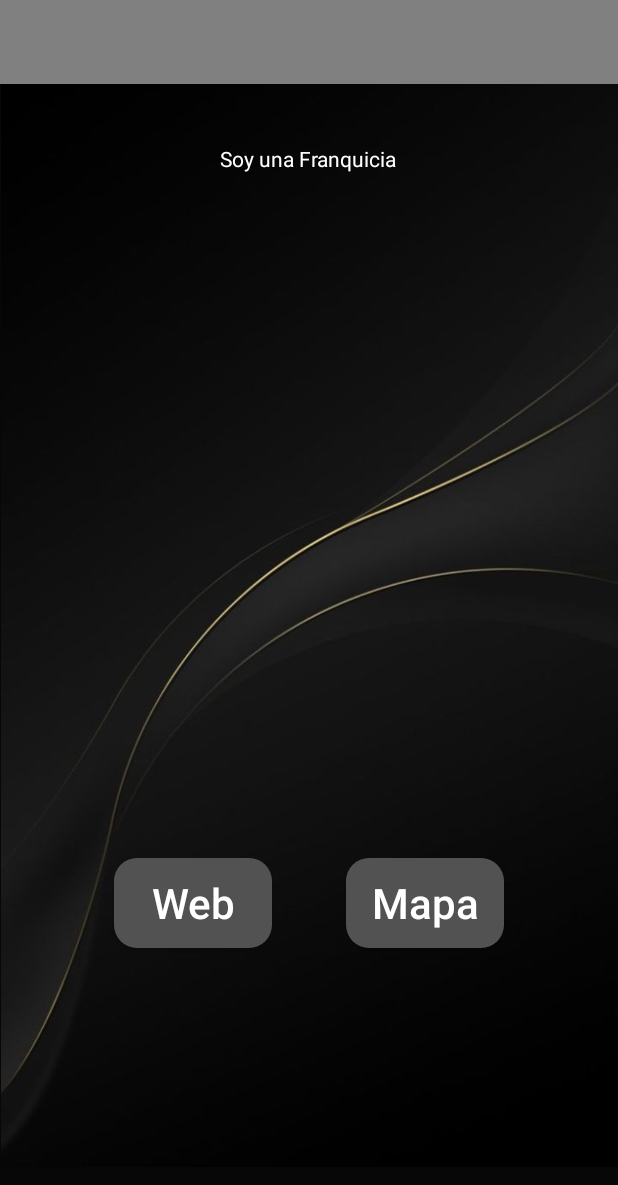
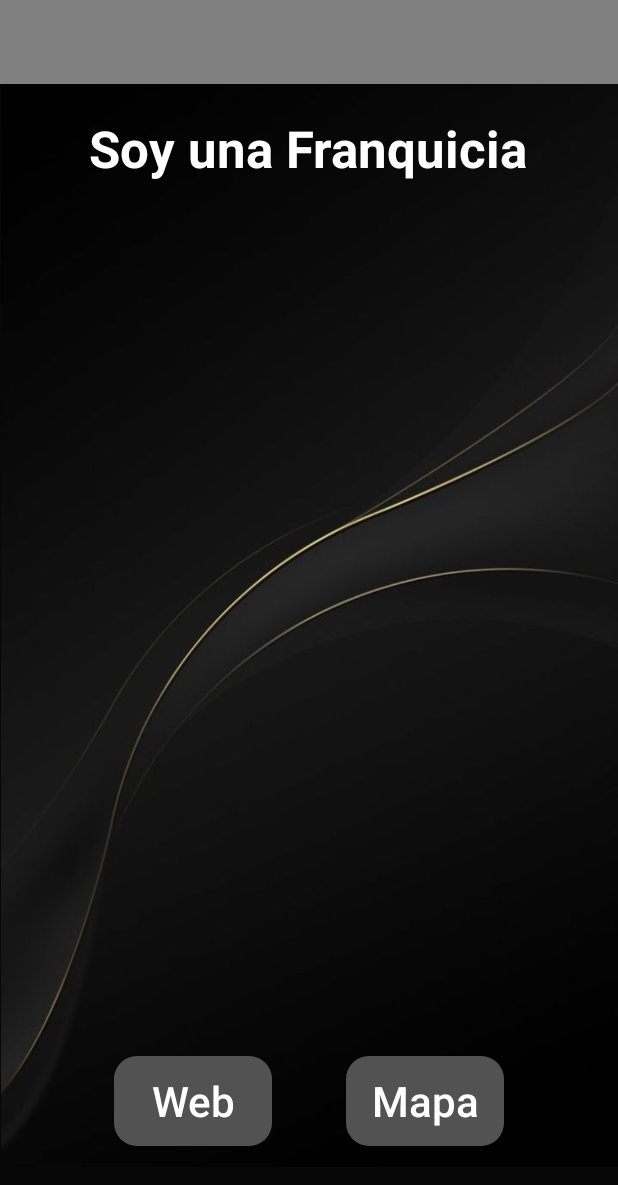
Before and after one commit to JCamisama/Grupal_Android, an Android app: the layout activity_franquicia.xml on its own in the app's theme, with its tools: preview values and no code run, on a phone screen of 412 x 824 dp. Shown: the top 1185 px of the screen. Run offline under Robolectric (Android 15) with nearby library versions, the phone set to English and light mode, and no system bars.

Commit message:
diseño v2

```diff
--- a/app/src/main/res/layout-land/activity_franquicia.xml
+++ b/app/src/main/res/layout-land/activity_franquicia.xml
@@ -31,12 +31,11 @@
         style="@style/MyButtonStyle"
         android:layout_width="105dp"
         android:layout_height="60dp"
-        android:layout_marginStart="56dp"
-        android:layout_marginBottom="4dp"
+        android:layout_marginTop="32dp"
         android:onClick="onMapa"
         android:text="Mapa"
-        app:layout_constraintBottom_toBottomOf="@+id/descripcion2"
-        app:layout_constraintStart_toEndOf="@+id/descripcion2" />
+        app:layout_constraintStart_toStartOf="@+id/web2"
+        app:layout_constraintTop_toBottomOf="@+id/web2" />
 
     <Button
         android:id="@+id/web2"
@@ -44,52 +43,52 @@
         android:layout_width="105dp"
         android:layout_height="60dp"
         android:layout_marginStart="56dp"
-        android:layout_marginTop="4dp"
         android:onClick="onWeb"
         android:text="Web"
         app:layout_constraintStart_toEndOf="@+id/descripcion2"
-        app:layout_constraintTop_toTopOf="@+id/descripcion2" />
+        app:layout_constraintTop_toTopOf="@+id/logo2" />
 
     <TextView
         android:id="@+id/descripcion2"
         android:layout_width="180dp"
-        android:layout_height="180dp"
+        android:layout_height="157dp"
+        android:layout_marginStart="24dp"
+        android:layout_marginTop="16dp"
         android:textColor="@color/white"
-        android:layout_marginStart="16dp"
-        android:layout_marginBottom="96dp"
-        app:layout_constraintBottom_toBottomOf="parent"
-        app:layout_constraintEnd_toEndOf="parent"
-        app:layout_constraintHorizontal_bias="0.484"
-        app:layout_constraintStart_toStartOf="parent" />
+        android:textSize="18sp"
+        app:layout_constraintStart_toEndOf="@+id/logo2"
+        app:layout_constraintTop_toTopOf="@+id/logo2" />
 
     <ImageView
         android:id="@+id/logo2"
         android:layout_width="180dp"
         android:layout_height="180dp"
-        android:layout_marginEnd="32dp"
-        app:layout_constraintEnd_toStartOf="@+id/descripcion2"
-        app:layout_constraintTop_toTopOf="@+id/descripcion2" />
+        android:layout_marginStart="68dp"
+        android:layout_marginTop="8dp"
+        app:layout_constraintStart_toStartOf="parent"
+        app:layout_constraintTop_toBottomOf="@+id/tipoFranq2" />
 
     <TextView
         android:id="@+id/tipoFranq2"
-        android:layout_width="wrap_content"
-        android:layout_height="wrap_content"
+        android:layout_width="285dp"
+        android:layout_height="46dp"
+        android:layout_marginTop="8dp"
         android:textColor="@color/white"
-        app:layout_constraintEnd_toEndOf="parent"
-        app:layout_constraintHorizontal_bias="0.2"
-        app:layout_constraintStart_toStartOf="parent"
+        android:textSize="24sp"
+        app:layout_constraintStart_toStartOf="@+id/franquicia2"
         app:layout_constraintTop_toBottomOf="@+id/franquicia2" />
 
     <TextView
         android:id="@+id/franquicia2"
         android:layout_width="wrap_content"
         android:layout_height="wrap_content"
+        android:layout_marginTop="68dp"
+        android:text="Soy una Franquicia"
         android:textColor="@color/white"
-        android:layout_marginBottom="20dp"
-        android:text="Soy una Franquicia"
-        app:layout_constraintBottom_toTopOf="@+id/logo2"
-        app:layout_constraintEnd_toEndOf="@+id/logo2"
-        app:layout_constraintHorizontal_bias="0.752"
-        app:layout_constraintStart_toStartOf="parent" />
+        android:textSize="34sp"
+        android:textStyle="bold"
+        app:layout_constraintEnd_toEndOf="parent"
+        app:layout_constraintStart_toStartOf="parent"
+        app:layout_constraintTop_toTopOf="parent" />
 
 </androidx.constraintlayout.widget.ConstraintLayout>
--- a/app/src/main/res/layout-land/activity_register.xml
+++ b/app/src/main/res/layout-land/activity_register.xml
@@ -37,7 +37,7 @@
         android:layout_marginEnd="24dp"
         android:text="@string/meter_usuario"
         android:textAlignment="center"
-        android:textColor="@color/black"
+        android:textColor="@color/white"
         android:textSize="16sp"
         android:textStyle="bold"
         app:layout_constraintEnd_toEndOf="parent"
@@ -54,7 +54,7 @@
         android:layout_marginEnd="24dp"
         android:text="@string/meter_contraseña"
         android:textAlignment="center"
-        android:textColor="@color/black"
+        android:textColor="@color/white"
         android:textSize="16sp"
         android:textStyle="bold"
         app:layout_constraintEnd_toEndOf="parent"
@@ -116,7 +116,7 @@
         android:layout_marginEnd="24dp"
         android:text="@string/repetir_contraseña"
         android:textAlignment="center"
-        android:textColor="@color/black"
+        android:textColor="@color/white"
         android:textSize="16sp"
         android:textStyle="bold"
         app:layout_constraintEnd_toEndOf="parent"
--- a/app/src/main/res/layout/activity_franquicia.xml
+++ b/app/src/main/res/layout/activity_franquicia.xml
@@ -31,11 +31,13 @@
         android:id="@+id/franquicia"
         android:layout_width="wrap_content"
         android:layout_height="wrap_content"
-        android:layout_marginTop="96dp"
+        android:layout_marginTop="76dp"
         android:text="Soy una Franquicia"
         android:textColor="@color/white"
+        android:textSize="34sp"
+        android:textStyle="bold"
         app:layout_constraintEnd_toEndOf="parent"
-        app:layout_constraintHorizontal_bias="0.498"
+        app:layout_constraintHorizontal_bias="0.495"
         app:layout_constraintStart_toStartOf="parent"
         app:layout_constraintTop_toTopOf="parent" />
 
@@ -51,12 +53,13 @@
 
     <TextView
         android:id="@+id/descripcion"
-        android:layout_width="wrap_content"
-        android:layout_height="wrap_content"
+        android:layout_width="374dp"
+        android:layout_height="223dp"
+        android:layout_marginStart="24dp"
+        android:layout_marginTop="12dp"
+        android:layout_marginEnd="24dp"
         android:textColor="@color/white"
-        android:layout_marginStart="16dp"
-        android:layout_marginTop="12dp"
-        android:layout_marginEnd="8dp"
+        android:textSize="18sp"
         app:layout_constraintEnd_toEndOf="parent"
         app:layout_constraintStart_toStartOf="parent"
         app:layout_constraintTop_toBottomOf="@+id/logo" />
@@ -65,8 +68,9 @@
         android:id="@+id/tipoFranq"
         android:layout_width="wrap_content"
         android:layout_height="wrap_content"
+        android:layout_marginTop="8dp"
         android:textColor="@color/white"
-        android:layout_marginTop="8dp"
+        android:textSize="24sp"
         app:layout_constraintEnd_toEndOf="parent"
         app:layout_constraintHorizontal_bias="0.498"
         app:layout_constraintStart_toStartOf="parent"
@@ -78,7 +82,7 @@
         android:layout_width="105dp"
         android:layout_height="60dp"
         android:layout_marginStart="76dp"
-        android:layout_marginBottom="192dp"
+        android:layout_marginBottom="60dp"
         android:onClick="onWeb"
         android:text="Web"
         app:layout_constraintBottom_toBottomOf="parent"
```
Also changed, not shown: app/src/main/res/layout-land/activity_franquicia_list.xml (+6 -1 lines), app/src/main/res/layout-land/activity_preferences.xml (+0 -12 lines), app/src/main/res/layout/activity_franquicia_list.xml (+6 -1 lines), app/src/main/res/layout/activity_preferences.xml (+0 -12 lines).
